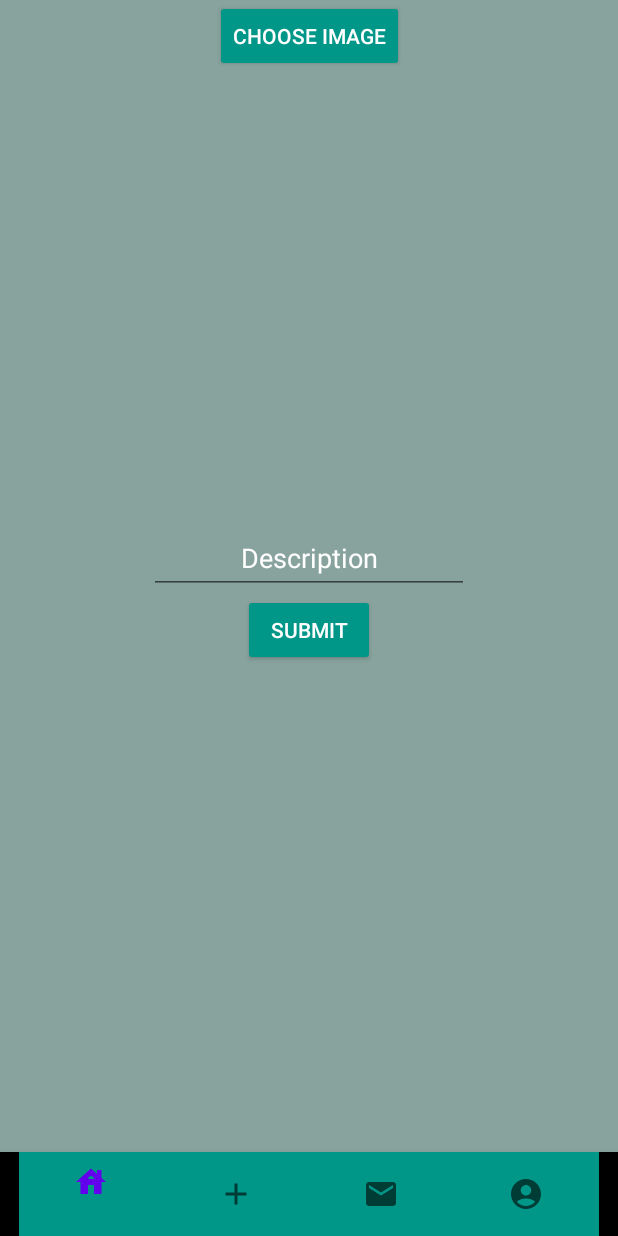
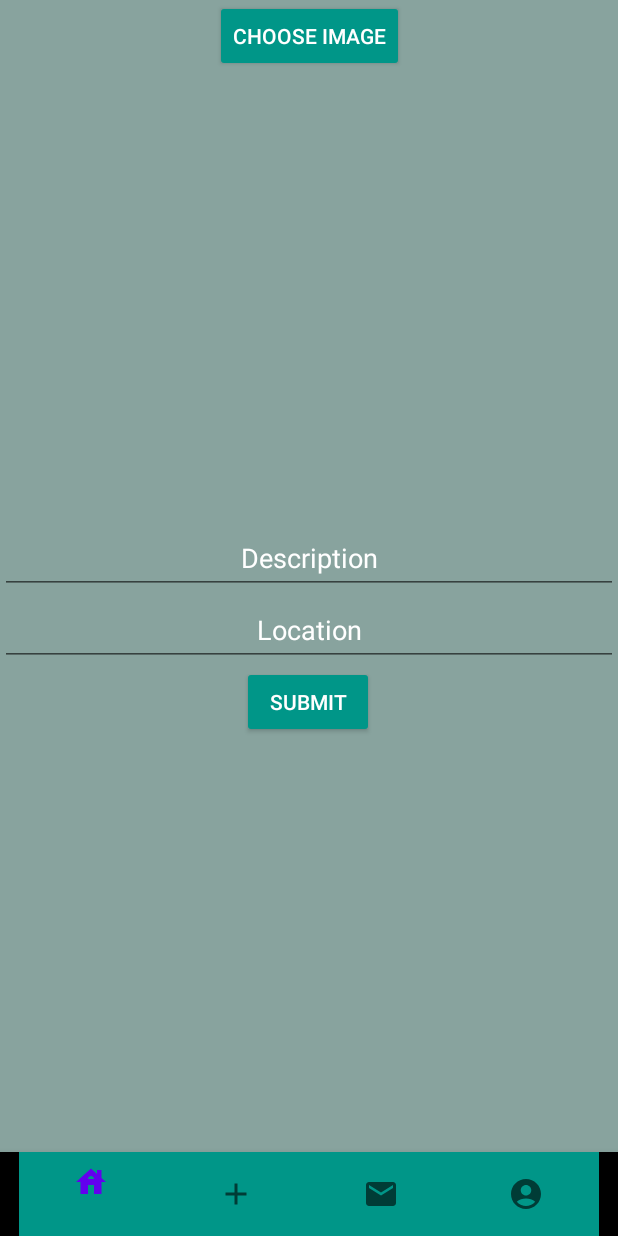
Before and after one commit to 44Lucia/Android, an Android app: the fragment AddFragment placed in its activity, on a phone screen of 412 x 824 dp. Run offline under Robolectric (Android 15) with nearby library versions, the phone set to English and light mode, and no system bars; our stand-ins replace AdMob, Firebase (no records; nobody signed in at launch, a user with empty details on screens opened directly); pictures from the network do not load.

Commit message:
Location, sign out & register comprobations

```diff
--- a/app/src/main/java/com/example/rolemanager/fragments/AddAdapter.kt
+++ b/app/src/main/java/com/example/rolemanager/fragments/AddAdapter.kt
@@ -43,6 +43,7 @@ class AddAdapter (val context: Context, val posts: List<Post>) :
         fun bind(post: Post) {
             itemView.tvUsername.text = post.user?.username
             itemView.tvDescription.text = post.description
+            itemView.tvLocation.text = post.location
             Glide.with(context).load(post.imageUrl).into(itemView.ivPost)
             itemView.tvRelativeTime.text = DateUtils.getRelativeTimeSpanString(post.creationTimeMs)
         }
--- a/app/src/main/java/com/example/rolemanager/fragments/AddFragment.kt
+++ b/app/src/main/java/com/example/rolemanager/fragments/AddFragment.kt
@@ -86,6 +86,10 @@ class AddFragment: Fragment() {
             Toast.makeText(this.context, "No photo selected", Toast.LENGTH_SHORT).show()
             return
         }
+        if (binding.etLocation.text.isBlank()){
+            Toast.makeText(this.context, "No location selected", Toast.LENGTH_SHORT).show()
+            return
+        }
         if (binding.etDescription.text.isBlank()){
             Toast.makeText(this.context, "Description cannot be empty", Toast.LENGTH_SHORT).show()
             return
@@ -110,6 +114,7 @@ class AddFragment: Fragment() {
             // Create a post object with the image URL and add that to the posts collection
             val post = Post(
                 binding.etDescription.text.toString(),
+                binding.etLocation.text.toString(),
                 downloadUrlTask.result.toString(),
                 System.currentTimeMillis(),
                 signedInUser)
@@ -121,6 +126,7 @@ class AddFragment: Fragment() {
                 Toast.makeText(this.context, "Failed to save post", Toast.LENGTH_SHORT).show()
             }
             binding.etDescription.text.clear()
+            binding.etLocation.text.clear()
             binding.imageView.setImageResource(0)
             Toast.makeText(this.context, "Succes", Toast.LENGTH_SHORT).show()
         }
--- a/app/src/main/java/com/example/rolemanager/loginRegister/Register/SignInActivity.kt
+++ b/app/src/main/java/com/example/rolemanager/loginRegister/Register/SignInActivity.kt
@@ -89,7 +89,7 @@ class SignInActivity : AppCompatActivity() {
                 binding.newPic.drawToBitmap().toString()
             )
 
-            if (users.email.isNotEmpty() && users.password.isNotEmpty() && users.confirmPass.isNotEmpty()){
+            if (users.email.isNotEmpty() && users.password.isNotEmpty() && users.confirmPass.isNotEmpty() && users.bio.isNotEmpty() && users.age.isNotEmpty() && users.username.isNotEmpty()){
                 if (users.password == users.confirmPass){
                     firebaseAuth.createUserWithEmailAndPassword(users.email, users.password).addOnCompleteListener{
                         if(it.isSuccessful) {
--- a/app/src/main/java/com/example/rolemanager/model/Post.kt
+++ b/app/src/main/java/com/example/rolemanager/model/Post.kt
@@ -5,6 +5,7 @@ import com.google.gson.annotations.SerializedName
 
 data class Post(
     var description: String = "",
+    var location: String = "",
     @get:PropertyName("image_url") @set:PropertyName("image_url") var imageUrl: String = "",
     @get:PropertyName("creation_time_ms") @set:PropertyName("creation_time_ms") var creationTimeMs: Long = 0,
     var user: User? = null
--- a/app/src/main/res/layout/fragment_add.xml
+++ b/app/src/main/res/layout/fragment_add.xml
@@ -30,7 +30,7 @@
 
     <EditText
         android:id="@+id/etDescription"
-        android:layout_width="wrap_content"
+        android:layout_width="0dp"
         android:layout_height="wrap_content"
         android:ems="10"
         android:hint="Description"
@@ -43,6 +43,22 @@
         app:layout_constraintStart_toStartOf="parent"
         app:layout_constraintTop_toBottomOf="@+id/imageView" />
 
+    <EditText
+        android:id="@+id/etLocation"
+        android:layout_width="0dp"
+        android:layout_height="wrap_content"
+        android:ems="10"
+        android:hint="Location"
+        android:inputType="textPersonName"
+        android:minHeight="48dp"
+        android:textAlignment="center"
+        android:textColor="#FFFFFF"
+        android:textColorHint="#FFFFFF"
+        app:layout_constraintEnd_toEndOf="parent"
+        app:layout_constraintHorizontal_bias="0.502"
+        app:layout_constraintStart_toStartOf="parent"
+        app:layout_constraintTop_toBottomOf="@+id/etDescription" />
+
     <Button
         android:id="@+id/btnSubmit"
         android:layout_width="wrap_content"
@@ -51,6 +67,7 @@
         android:text="submit"
         android:textColor="#FFFFFF"
         app:layout_constraintEnd_toEndOf="parent"
+        app:layout_constraintHorizontal_bias="0.498"
         app:layout_constraintStart_toStartOf="parent"
-        app:layout_constraintTop_toBottomOf="@+id/etDescription" />
+        app:layout_constraintTop_toBottomOf="@+id/etLocation" />
 </androidx.constraintlayout.widget.ConstraintLayout>
```
Also changed, not shown: app/src/main/java/com/example/rolemanager/fragments/ProfileFragment.kt (+9 -0 lines), app/src/main/res/layout/fragment_profile.xml (+12 -0 lines), app/src/main/res/layout/item_posts.xml (+9 -0 lines), 1 other file.
